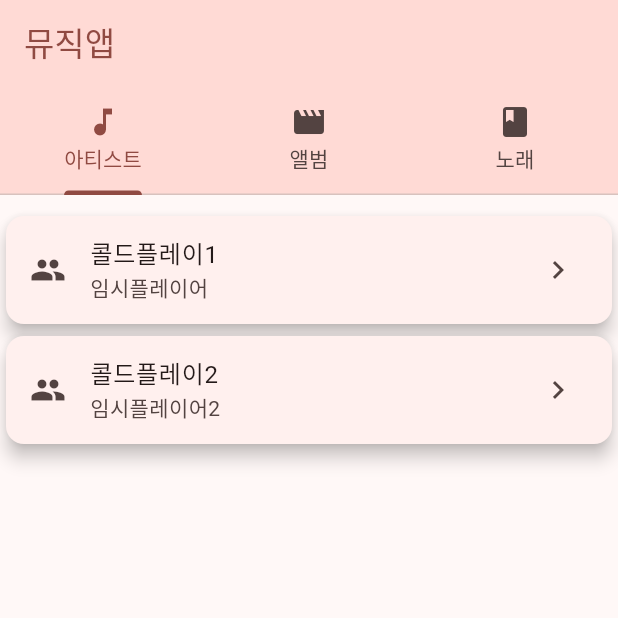
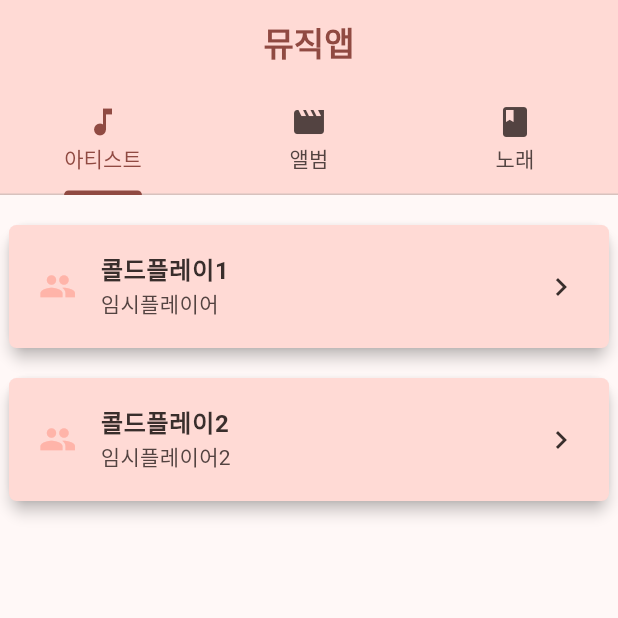
Before and after one commit to stufit/first_inflearn_flutter, a Flutter app: the screen it shows after launch, on a phone screen of 412 x 824 dp, the top half of it. Run offline on Flutter 3.47's test engine with Material 2 defaults, Android fonts, the phone set to English and light mode, and no system bars.

Commit message:
바로 만들어보기: Music Info 화면 그럴듯하게 개선하기

```diff
--- a/lib/main.dart
+++ b/lib/main.dart
@@ -46,14 +46,11 @@ class _MyHomepageState extends State<MyHomepage>
   Widget build(BuildContext context) {
     return Scaffold(
         appBar: AppBar(
-          title: Text(
-              "뮤직앱",
+          title: Text("뮤직앱",
               style: TextStyle(
-                  color: Theme
-                      .of(context)
-                      .colorScheme
-                      .primary)
-          ),
+                  fontWeight: FontWeight.bold,
+                  color: Theme.of(context).colorScheme.primary)),
+          centerTitle: true,
           bottom: TabBar(
             controller: _controller,
             tabs: [
@@ -71,10 +68,7 @@ class _MyHomepageState extends State<MyHomepage>
               ),
             ],
           ),
-          backgroundColor: Theme
-              .of(context)
-              .colorScheme
-              .primaryContainer,
+          backgroundColor: Theme.of(context).colorScheme.primaryContainer,
         ),
         body: Padding(
           padding: EdgeInsets.symmetric(vertical: 10),
@@ -85,51 +79,31 @@ class _MyHomepageState extends State<MyHomepage>
                 title: "아티스트",
                 items: [
                   ContentItem(
-                      name: "콜드플레이1",
-                      icon: Icons.group,
-                      description: "임시플레이어"
-                  ),
+                      name: "콜드플레이1", icon: Icons.group, description: "임시플레이어"),
                   ContentItem(
-                      name: "콜드플레이2",
-                      icon: Icons.group,
-                      description: "임시플레이어2"
-                  )
+                      name: "콜드플레이2", icon: Icons.group, description: "임시플레이어2")
                 ],
               ),
               TabContent(
                 title: "앨범",
                 items: [
                   ContentItem(
-                      name: "앨범1",
-                      icon: Icons.album,
-                      description: "앨범입니닿ㅎㅎㅎ"
-                  ),
+                      name: "앨범1", icon: Icons.album, description: "앨범입니닿ㅎㅎㅎ"),
                   ContentItem(
-                      name: "앨범2",
-                      icon: Icons.album,
-                      description: "앨범내줘"
-                  )
+                      name: "앨범2", icon: Icons.album, description: "앨범내줘")
                 ],
               ),
               TabContent(
                 title: "노래",
                 items: [
                   ContentItem(
-                      name: "노래1",
-                      icon: Icons.note,
-                      description: "겁쟁이"
-                  ),
-                  ContentItem(
-                      name: "노래2",
-                      icon: Icons.note,
-                      description: "가시"
-                  )
+                      name: "노래1", icon: Icons.note, description: "겁쟁이"),
+                  ContentItem(name: "노래2", icon: Icons.note, description: "가시")
                 ],
               )
             ],
           ),
-        )
-    );
+        ));
   }
 }
 
@@ -143,22 +117,91 @@ class TabContent extends StatelessWidget {
   @override
   Widget build(BuildContext context) {
     return ListView.builder(
-        itemCount: items.length, itemBuilder: (context, index) {
+        itemCount: items.length,
+        itemBuilder: (context, index) {
           return Card(
-        elevation: 5,
+            elevation: 4,
+            margin: EdgeInsets.symmetric(vertical: 10, horizontal: 6),
             child: Container(
+                decoration: BoxDecoration(
+                    color: Theme.of(context).colorScheme.primaryContainer,
+                    borderRadius: BorderRadius.circular(5)),
                 child: ListTile(
-              leading: Icon(items[index].icon),
-              title: Text(items[index].name),
+                  contentPadding:
+                      EdgeInsets.symmetric(horizontal: 20, vertical: 5),
+                  leading: Icon(
+                    items[index].icon,
+                    size: 25,
+                    color: Theme.of(context).colorScheme.inversePrimary,
+                  ),
+                  title: Text(
+                    items[index].name,
+                    style: TextStyle(
+                        fontSize: 16,
+                        fontWeight: FontWeight.bold,
+                        color: Theme.of(context).colorScheme.inverseSurface),
+                  ),
                   subtitle: Text(items[index].description),
-              trailing: Icon(Icons.chevron_right), // 화살표 표시
+                  trailing: Icon(Icons.chevron_right,
+                      color: Theme.of(context).colorScheme.inverseSurface),
+                  // 화살표 표시
+                  onTap: () {
+                    showModalBottomSheet(
+                        context: context,
+                        builder: (BuildContext context) {
+                          return Container(
+                            decoration: BoxDecoration(
+                              color: Theme.of(context).canvasColor,
+                              borderRadius: BorderRadius.only(
+                                topLeft: Radius.circular(10),
+                                topRight: Radius.circular(10)
                               )
                             ),
+                            child: Padding(
+                              padding: EdgeInsets.symmetric(
+                                  vertical: 15, horizontal: 20),
+                              child: Column(
+                                crossAxisAlignment: CrossAxisAlignment.start,
+                                mainAxisSize: MainAxisSize.min,
+                                children: [
+                                  Row(
+                                    children: [
+                                      Icon(
+                                        items[index].icon,
+                                        size: 30,
+                                        color: Theme.of(context)
+                                            .colorScheme
+                                            .primary,
+                                      ),
+                                      SizedBox(
+                                        width: 10,
+                                      ),
+                                      Text(
+                                        items[index].name,
+                                        style: TextStyle(
+                                            fontSize: 20,
+                                            fontWeight: FontWeight.bold),
+                                      )
+                                    ],
+                                  ),
+                                  SizedBox(
+                                    height: 10,
+                                  ),
+                                  Text(
+                                    items[index].description,
+                                    style: TextStyle(fontSize: 10),
+                                  ),
+                                ],
+                              ),
+                            ),
+                          );
+                        });
+                  },
+                )),
           );
         });
   }
 }
-
 
 class ContentItem {
   final String name;
```
Lines whose indentation alone changed are shown as unchanged.
